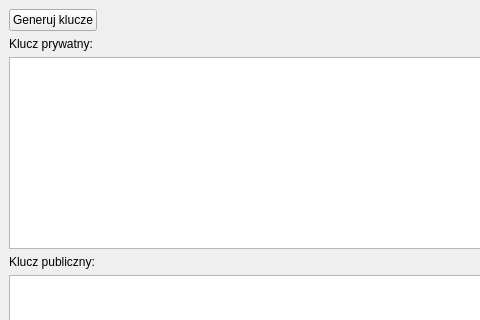
First picture: the form in application.ui, repository Kostu96/gut-cryptography-project, before the edit; both pictures show x 0 to 480 and y 0 to 320 of the 901 by 811 pixel window.
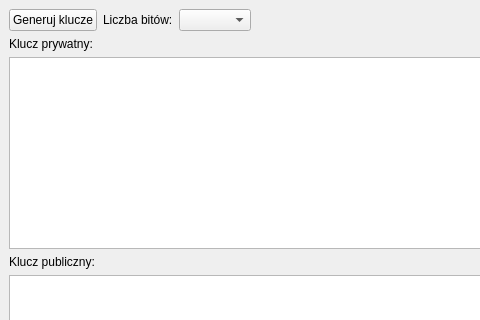
Second picture: the form after the edit.

Commit message: Add combo box with bit option for generation

The edit to the form file:
```diff
--- a/application.ui
+++ b/application.ui
@@ -33,6 +33,20 @@
          </property>
         </widget>
        </item>
+       <item>
+        <widget class="QLabel" name="label_3">
+         <property name="text">
+          <string>Liczba bitów:</string>
+         </property>
+        </widget>
+       </item>
+       <item>
+        <widget class="QComboBox" name="bitsComboBox">
+         <property name="editable">
+          <bool>false</bool>
+         </property>
+        </widget>
+       </item>
        <item>
         <spacer name="horizontalSpacer">
          <property name="orientation">
```
The commit also changes 2 other files.
